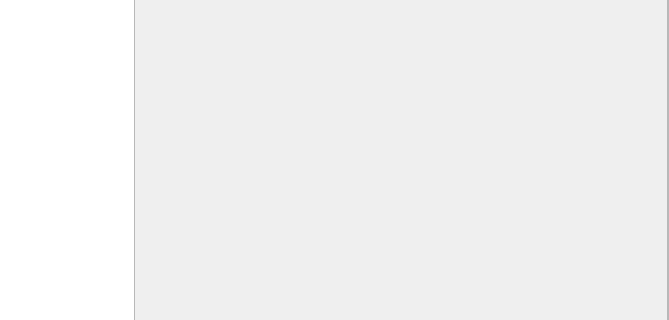
Old version of the form src/gui/ui/main.ui in the repository TheR7angelo/Centre_macro; both pictures show x 128 to 797 and y 204 to 524 of the 797 by 725 pixel window.
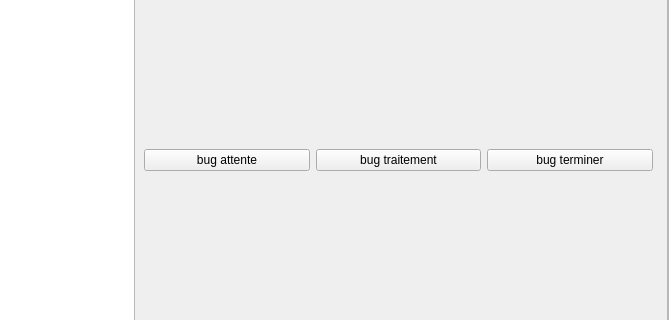
New version of the form. The open tabs and pages were chosen to show the change. Custom widgets are drawn as their Qt base class.

```diff
--- a/src/gui/ui/main.ui
+++ b/src/gui/ui/main.ui
@@ -10,7 +10,7 @@
     <height>725</height>
    </rect>
   </property>
-  <layout class="QVBoxLayout" name="vlay_main">
+  <layout class="QVBoxLayout" name="verticalLayout_14">
    <property name="spacing">
     <number>0</number>
    </property>
@@ -153,7 +153,7 @@
           <number>0</number>
          </property>
          <item>
-          <layout class="QHBoxLayout" name="horizontalLayout">
+          <layout class="QHBoxLayout" name="vlay_main">
            <property name="leftMargin">
             <number>5</number>
            </property>
@@ -243,7 +243,109 @@
                </item>
               </layout>
              </widget>
-             <widget class="QWidget" name="page_helper"/>
+             <widget class="QWidget" name="page_helper">
+              <layout class="QVBoxLayout" name="verticalLayout_12">
+               <item>
+                <spacer name="verticalSpacer_3">
+                 <property name="orientation">
+                  <enum>Qt::Vertical</enum>
+                 </property>
+                 <property name="sizeHint" stdset="0">
+                  <size>
+                   <width>20</width>
+                   <height>40</height>
+                  </size>
+                 </property>
+                </spacer>
+               </item>
+               <item>
+                <layout class="QGridLayout" name="gridLayout_7">
+                 <item row="0" column="0">
+                  <widget class="QPushButton" name="pb_bugatt_help">
+                   <property name="text">
+                    <string>bug attente</string>
+                   </property>
+                  </widget>
+                 </item>
+                 <item row="0" column="1">
+                  <widget class="QPushButton" name="pb_bugtrait_help">
+                   <property name="text">
+                    <string>bug traitement</string>
+                   </property>
+                  </widget>
+                 </item>
+                 <item row="0" column="2">
+                  <widget class="QPushButton" name="pb_bugter_help">
+                   <property name="text">
+                    <string>bug terminer</string>
+                   </property>
+                  </widget>
+                 </item>
+                </layout>
+               </item>
+               <item>
+                <spacer name="verticalSpacer_8">
+                 <property name="orientation">
+                  <enum>Qt::Vertical</enum>
+                 </property>
+                 <property name="sizeHint" stdset="0">
+                  <size>
+                   <width>20</width>
+                   <height>40</height>
+                  </size>
+                 </property>
+                </spacer>
+               </item>
+              </layout>
+             </widget>
+             <widget class="QWidget" name="page_bug_attente">
+              <layout class="QVBoxLayout" name="verticalLayout_13">
+               <property name="spacing">
+                <number>0</number>
+               </property>
+               <property name="topMargin">
+                <number>0</number>
+               </property>
+               <property name="bottomMargin">
+                <number>0</number>
+               </property>
+               <item>
+                <widget class="QTableView" name="t_bug_attente"/>
+               </item>
+              </layout>
+             </widget>
+             <widget class="QWidget" name="page_bug_en_cours">
+              <layout class="QVBoxLayout" name="verticalLayout_15">
+               <property name="spacing">
+                <number>0</number>
+               </property>
+               <property name="topMargin">
+                <number>0</number>
+               </property>
+               <property name="bottomMargin">
+                <number>0</number>
+               </property>
+               <item>
+                <widget class="QTableView" name="t_bug_en_cours"/>
+               </item>
+              </layout>
+             </widget>
+             <widget class="QWidget" name="page_bug_terminer">
+              <layout class="QVBoxLayout" name="verticalLayout_16">
+               <property name="spacing">
+                <number>0</number>
+               </property>
+               <property name="topMargin">
+                <number>0</number>
+               </property>
+               <property name="bottomMargin">
+                <number>0</number>
+               </property>
+               <item>
+                <widget class="QTableView" name="t_bug_terminer"/>
+               </item>
+              </layout>
+             </widget>
              <widget class="QWidget" name="page_editeur">
               <layout class="QVBoxLayout" name="verticalLayout_7">
                <item>
```
Left out of the diff: 2 changed lines with no effect on the pictures.
